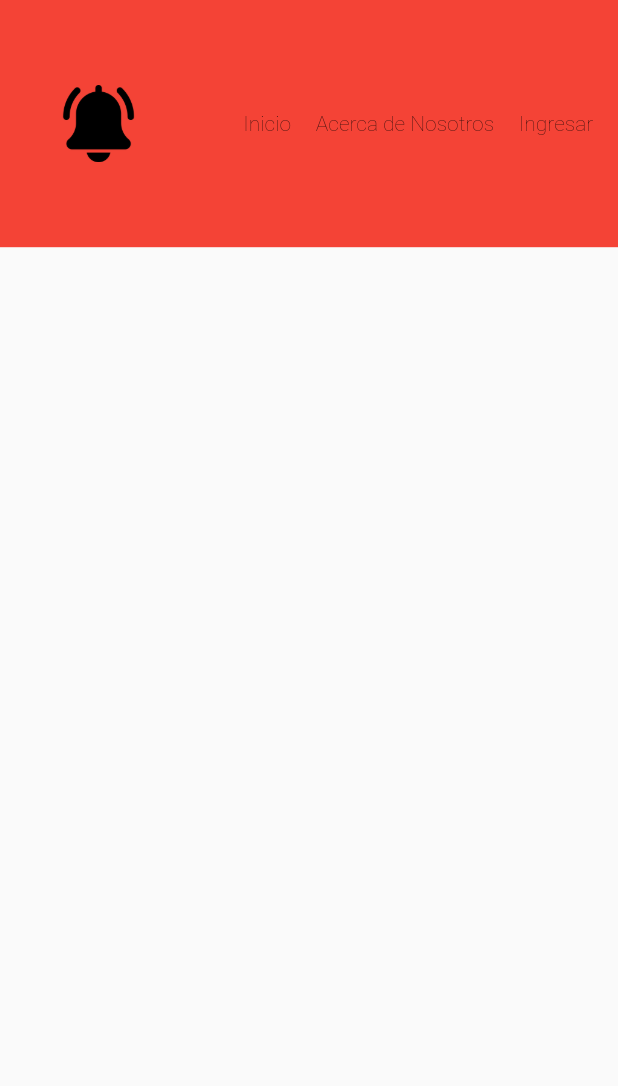
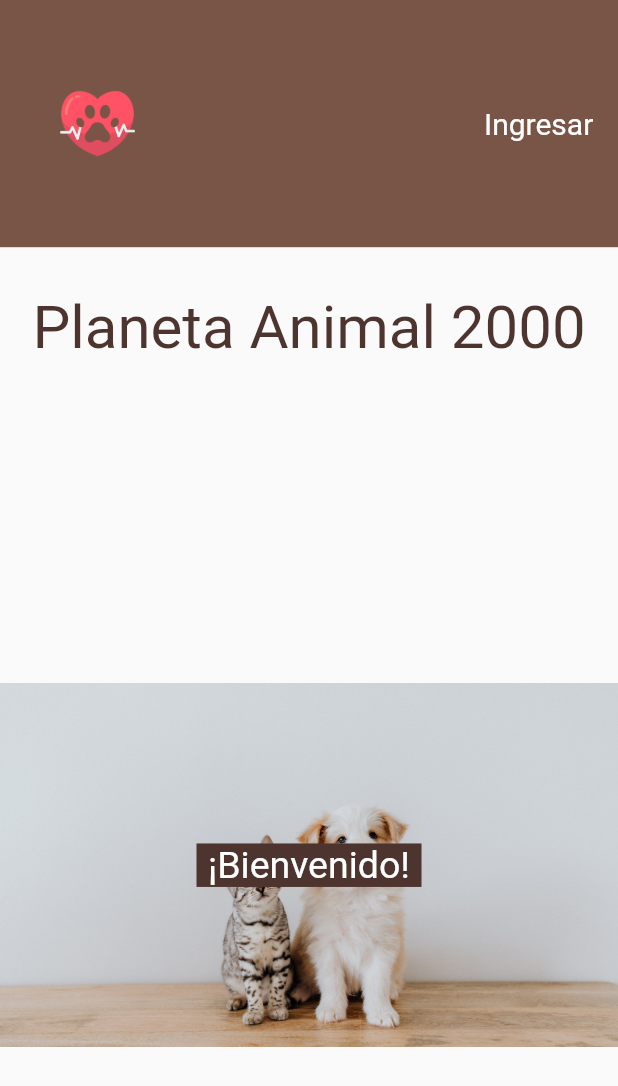
Before and after one commit to valentinaache/Veterinaria, a Flutter app: the screen it shows after launch, on a phone screen of 412 x 824 dp. Shown: the top 1086 px of the screen. Run offline on Flutter 3.47's test engine with Material 2 defaults, Android fonts, the phone set to English and light mode, and no system bars; our stand-ins replace google_fonts; Roboto replaces fonts that are missing (Acme, Aleo).

Commit message:
HomePage

```diff
--- a/lib/common_widgets/custom_appbar.dart
+++ b/lib/common_widgets/custom_appbar.dart
@@ -2,16 +2,16 @@ import 'package:flutter/material.dart';
 import 'package:google_fonts/google_fonts.dart';
 
 class CustomAppBar extends StatelessWidget {
-  TextStyle stiloOpciones = GoogleFonts.aleo(
-    fontWeight: FontWeight.w200
-
+  TextStyle stiloOpciones = GoogleFonts.acme(
+    color: Colors.white,
+    fontSize: 20,
   );
   @override
   Widget build(BuildContext context) {
     final height = MediaQuery.of(context).size.height;
     final width = MediaQuery.of(context).size.width;
     return Container(
-      color: Colors.red,
+      color: Colors.brown,
       height: height * 0.2,
       child: Row(
         mainAxisAlignment: MainAxisAlignment.spaceBetween,
@@ -21,32 +21,14 @@ class CustomAppBar extends StatelessWidget {
               left: 40,
             ),
             child: Image.asset(
-              "assets/img/bell.png",
-              width: width * 0.125,
-              height: width * 0.125,
+              "assets/img/logo.png",
+              width: 50,
+              height: 50,
             ),
           ),
           Row(
             mainAxisAlignment: MainAxisAlignment.end,
             children: [
-              InkWell(
-                child: Text(
-                  "Inicio",
-                  style: stiloOpciones,
-                ),
-              ),
-              SizedBox(
-                width: width * 0.04,
-              ),
-              InkWell(
-                child: Text(
-                  "Acerca de Nosotros",
-                  style: stiloOpciones,
-                ),
-              ),
-              SizedBox(
-                width: width * 0.04,
-              ),
               InkWell(
                 onTap: () {
                   Navigator.pushNamed(context, '/sign_in');
--- a/lib/home_page.dart
+++ b/lib/home_page.dart
@@ -1,4 +1,5 @@
 import 'package:flutter/material.dart';
+import 'package:google_fonts/google_fonts.dart';
 import 'package:veterinaria/common_widgets/custom_appbar.dart';
 
 class HomePage extends StatefulWidget {
@@ -17,10 +18,53 @@ class _HomePageState extends State<HomePage> {
     final width = MediaQuery.of(context).size.width;
     return Scaffold(
       body: Container(
-        child: Column(
-          children: [
-            CustomAppBar(),
-          ],
+        child: SingleChildScrollView(
+          child: Column(
+            children: [
+              CustomAppBar(),
+              Container(
+                height: height,
+                child: Stack(
+                  fit: StackFit.expand,
+                  children: [
+                    Image.asset(
+                      "assets/img/background.png",
+                      fit: BoxFit.fitWidth,
+                    ),
+                    Padding(
+                      padding: EdgeInsets.symmetric(vertical: 30),
+                      child: Text(
+                        "Planeta Animal 2000",
+                        textAlign: TextAlign.center,
+                        style: GoogleFonts.acme(
+                          fontSize: 40,
+                          color: Colors.brown[800],
+                        ),
+                      ),
+                    ),
+                    Align(
+                      alignment: Alignment.center,
+                      child:
+
+                      Container(
+                        color: Colors.brown[800],
+                        width: 150,
+
+                          child: Text(
+                          "¡Bienvenido!",
+                          textAlign: TextAlign.center,
+                          style: GoogleFonts.acme(
+                            fontSize: 25,
+                            color: Colors.white,
+                          ),
+                        ),
+                      ),
+                    ),
+                  ],
+                ),
+              ),
+            ],
+          ),
         ),
       ),
     );
```
Also changed, not shown: pubspec.yaml (+11 -2 lines), assets/img/background.png (added), assets/img/logo.png (added), pubspec.lock.
